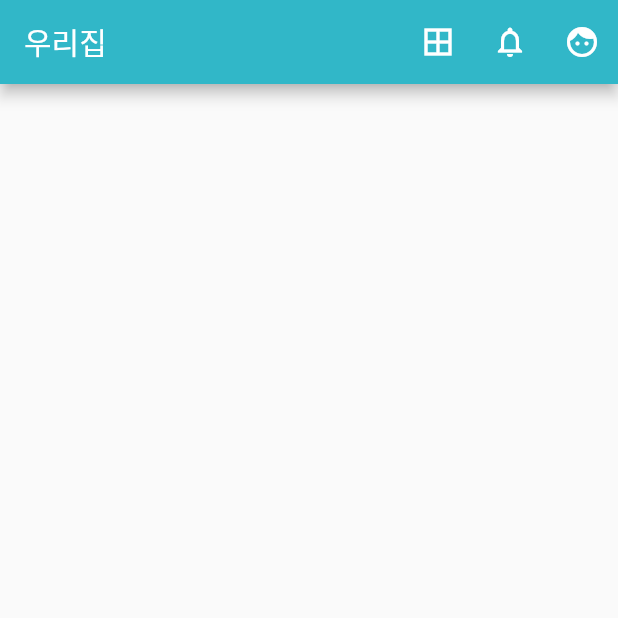
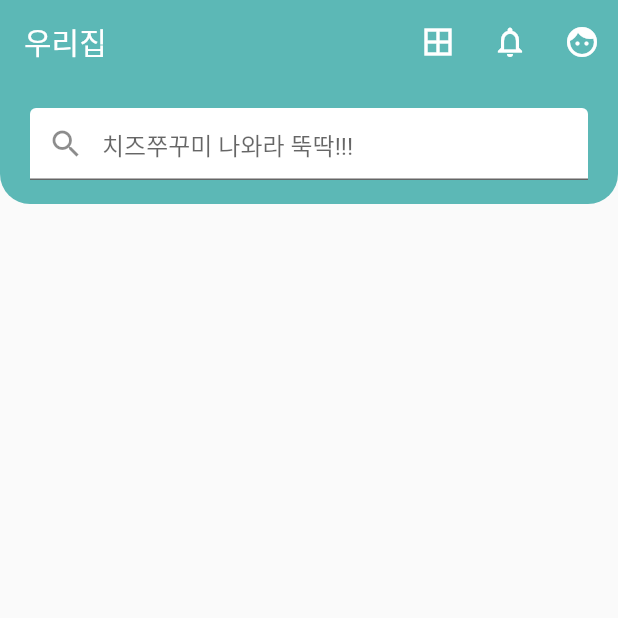
Before and after one commit to gumsang/flutter_baemin_ui, a Flutter app: the screen it shows after launch, on a phone screen of 412 x 824 dp, the top half of it. Run offline on Flutter 3.47's test engine with Material 2 defaults, Android fonts, the phone set to English and light mode, and no system bars.

Commit message:
feat 검색창 추가, 검색어가 필드에 존재하면 클리어버튼 추가

```diff
--- a/lib/baemin_main.dart
+++ b/lib/baemin_main.dart
@@ -1,21 +1,90 @@
 import 'package:flutter/material.dart';
 
-class BaeminMain extends StatelessWidget {
+class BaeminMain extends StatefulWidget {
   const BaeminMain({Key? key}) : super(key: key);
+
+  @override
+  State<BaeminMain> createState() => _BaeminMainState();
+}
+
+class _BaeminMainState extends State<BaeminMain> {
+  TextEditingController myController = TextEditingController();
+
+  @override
+  void initState() {
+    super.initState();
+  }
+
+  void dispose() {
+    myController.dispose();
+    super.dispose();
+  }
 
   @override
   Widget build(BuildContext context) {
     return Scaffold(
       appBar: AppBar(
-        backgroundColor: Color.fromARGB(255, 49, 183, 200),
+        elevation: 0,
+        backgroundColor: const Color.fromARGB(255, 92, 184, 182),
         title: const Text("우리집"),
         actions: [
-          IconButton(onPressed: () {}, icon: Icon(Icons.border_all)),
+          IconButton(onPressed: () {}, icon: const Icon(Icons.border_all)),
           IconButton(
-              onPressed: () {}, icon: Icon(Icons.notifications_outlined)),
-          IconButton(onPressed: () {}, icon: Icon(Icons.face)),
+              onPressed: () {}, icon: const Icon(Icons.notifications_outlined)),
+          IconButton(onPressed: () {}, icon: const Icon(Icons.face)),
         ],
+      ),
+      body: GestureDetector(
+        onTap: () => FocusScope.of(context).unfocus(),
+        child: SingleChildScrollView(
+          child: Column(
+            children: [
+              Stack(
+                alignment: AlignmentDirectional.center,
+                children: <Widget>[
+                  const BackgroudTextField(),
+                  Padding(
+                    padding: const EdgeInsets.fromLTRB(20, 0, 20, 0),
+                    child: TextField(
+                      decoration: InputDecoration(
+                        hintText: "치즈쭈꾸미 나와라 뚝딱!!!",
+                        filled: true,
+                        fillColor: Colors.white,
+                        prefixIcon: const Icon(Icons.search),
+                        suffixIcon: myController.text.isEmpty
+                            ? null
+                            : IconButton(
+                                onPressed: () => myController.clear(),
+                                icon: const Icon(Icons.clear),
+                              ),
+                      ),
+                      controller: myController,
+                      keyboardType: TextInputType.text,
+                    ),
+                  )
+                ],
+              ),
+            ],
+          ),
+        ),
       ),
     );
   }
 }
+
+class BackgroudTextField extends StatelessWidget {
+  const BackgroudTextField({Key? key}) : super(key: key);
+
+  @override
+  Widget build(BuildContext context) {
+    return Container(
+      height: 80,
+      decoration: const BoxDecoration(
+        borderRadius: BorderRadius.only(
+            bottomLeft: Radius.circular(20.0),
+            bottomRight: Radius.circular(20.0)),
+        color: Color.fromARGB(255, 92, 184, 182),
+      ),
+    );
+  }
+}
```
